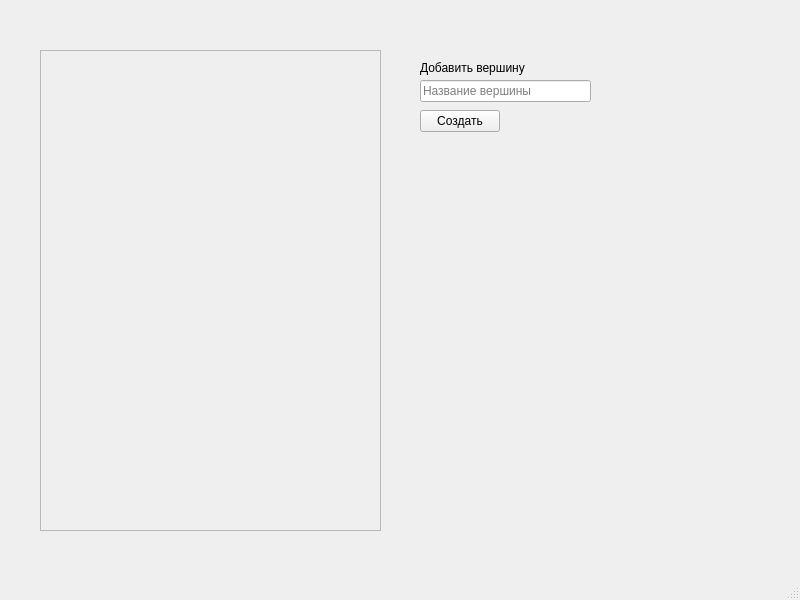
Qt form design.ui (hirdle/graph) before a commit.
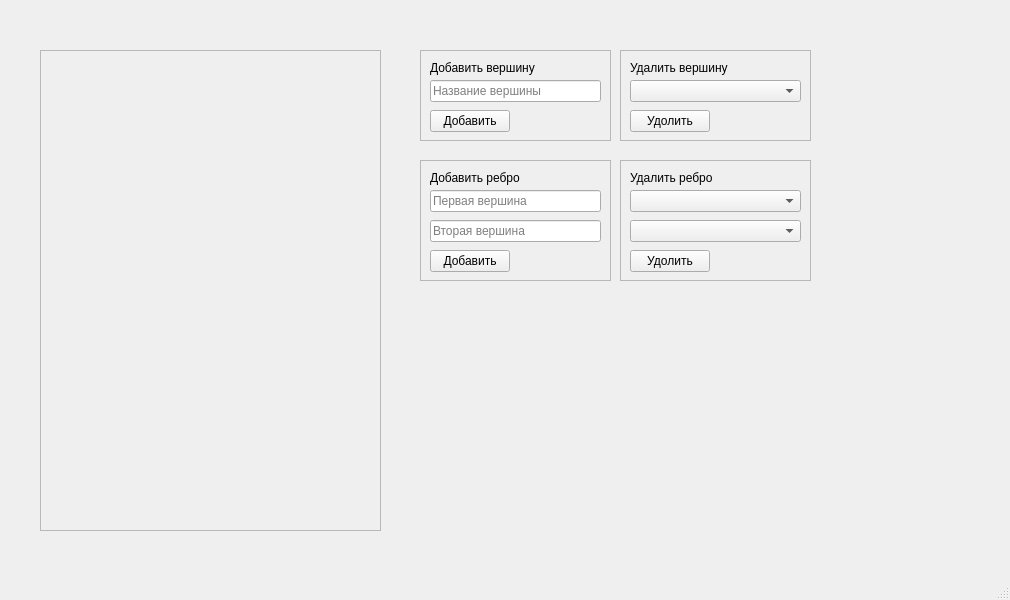
The same form after that commit.

The edit to the form file:
```diff
--- a/design.ui
+++ b/design.ui
@@ -6,7 +6,7 @@
    <rect>
     <x>0</x>
     <y>0</y>
-    <width>800</width>
+    <width>1010</width>
     <height>600</height>
    </rect>
   </property>
@@ -30,56 +30,284 @@
      <enum>QFrame::Raised</enum>
     </property>
    </widget>
-   <widget class="QLabel" name="label">
+   <widget class="QFrame" name="frame">
     <property name="geometry">
      <rect>
       <x>420</x>
-      <y>60</y>
-      <width>121</width>
-      <height>16</height>
+      <y>50</y>
+      <width>191</width>
+      <height>91</height>
      </rect>
     </property>
-    <property name="text">
-     <string>Добавить вершину</string>
+    <property name="frameShape">
+     <enum>QFrame::StyledPanel</enum>
     </property>
+    <property name="frameShadow">
+     <enum>QFrame::Raised</enum>
+    </property>
+    <widget class="QLabel" name="label">
+     <property name="geometry">
+      <rect>
+       <x>10</x>
+       <y>10</y>
+       <width>161</width>
+       <height>16</height>
+      </rect>
+     </property>
+     <property name="text">
+      <string>Добавить вершину</string>
+     </property>
+    </widget>
+    <widget class="QLineEdit" name="vertexAddInput">
+     <property name="geometry">
+      <rect>
+       <x>10</x>
+       <y>30</y>
+       <width>171</width>
+       <height>22</height>
+      </rect>
+     </property>
+     <property name="statusTip">
+      <string/>
+     </property>
+     <property name="whatsThis">
+      <string/>
+     </property>
+     <property name="inputMask">
+      <string/>
+     </property>
+     <property name="text">
+      <string/>
+     </property>
+     <property name="placeholderText">
+      <string>Название вершины</string>
+     </property>
+    </widget>
+    <widget class="QPushButton" name="vertexAddBtn">
+     <property name="geometry">
+      <rect>
+       <x>10</x>
+       <y>60</y>
+       <width>80</width>
+       <height>22</height>
+      </rect>
+     </property>
+     <property name="text">
+      <string>Добавить</string>
+     </property>
+    </widget>
    </widget>
-   <widget class="QLineEdit" name="vertexAddInput">
+   <widget class="QFrame" name="frame_2">
     <property name="geometry">
      <rect>
       <x>420</x>
-      <y>80</y>
-      <width>171</width>
-      <height>22</height>
+      <y>160</y>
+      <width>191</width>
+      <height>121</height>
      </rect>
     </property>
-    <property name="statusTip">
-     <string/>
+    <property name="frameShape">
+     <enum>QFrame::StyledPanel</enum>
     </property>
-    <property name="whatsThis">
-     <string/>
+    <property name="frameShadow">
+     <enum>QFrame::Raised</enum>
     </property>
-    <property name="inputMask">
-     <string/>
+    <widget class="QLabel" name="label_2">
+     <property name="geometry">
+      <rect>
+       <x>10</x>
+       <y>10</y>
+       <width>161</width>
+       <height>16</height>
+      </rect>
+     </property>
+     <property name="text">
+      <string>Добавить ребро</string>
+     </property>
+    </widget>
+    <widget class="QLineEdit" name="startEdgeAddInput">
+     <property name="geometry">
+      <rect>
+       <x>10</x>
+       <y>30</y>
+       <width>171</width>
+       <height>22</height>
+      </rect>
+     </property>
+     <property name="statusTip">
+      <string/>
+     </property>
+     <property name="whatsThis">
+      <string/>
+     </property>
+     <property name="inputMask">
+      <string/>
+     </property>
+     <property name="text">
+      <string/>
+     </property>
+     <property name="placeholderText">
+      <string>Первая вершина</string>
+     </property>
+    </widget>
+    <widget class="QPushButton" name="edgeAddBtn">
+     <property name="geometry">
+      <rect>
+       <x>10</x>
+       <y>90</y>
+       <width>80</width>
+       <height>22</height>
+      </rect>
+     </property>
+     <property name="text">
+      <string>Добавить</string>
+     </property>
+    </widget>
+    <widget class="QLineEdit" name="endEdgeAddInput">
+     <property name="geometry">
+      <rect>
+       <x>10</x>
+       <y>60</y>
+       <width>171</width>
+       <height>22</height>
+      </rect>
+     </property>
+     <property name="statusTip">
+      <string/>
+     </property>
+     <property name="whatsThis">
+      <string/>
+     </property>
+     <property name="inputMask">
+      <string/>
+     </property>
+     <property name="text">
+      <string/>
+     </property>
+     <property name="placeholderText">
+      <string>Вторая вершина</string>
+     </property>
+    </widget>
+   </widget>
+   <widget class="QFrame" name="frame_3">
+    <property name="geometry">
+     <rect>
+      <x>620</x>
+      <y>50</y>
+      <width>191</width>
+      <height>91</height>
+     </rect>
     </property>
-    <property name="text">
-     <string/>
+    <property name="frameShape">
+     <enum>QFrame::StyledPanel</enum>
     </property>
-    <property name="placeholderText">
-     <string>Название вершины</string>
+    <property name="frameShadow">
+     <enum>QFrame::Raised</enum>
     </property>
+    <widget class="QLabel" name="label_3">
+     <property name="geometry">
+      <rect>
+       <x>10</x>
+       <y>10</y>
+       <width>161</width>
+       <height>16</height>
+      </rect>
+     </property>
+     <property name="text">
+      <string>Удалить вершину</string>
+     </property>
+    </widget>
+    <widget class="QPushButton" name="vertexDeleteBtn">
+     <property name="geometry">
+      <rect>
+       <x>10</x>
+       <y>60</y>
+       <width>80</width>
+       <height>22</height>
+      </rect>
+     </property>
+     <property name="text">
+      <string>Удолить</string>
+     </property>
+    </widget>
+    <widget class="QComboBox" name="deleteVertexSelect">
+     <property name="geometry">
+      <rect>
+       <x>10</x>
+       <y>30</y>
+       <width>171</width>
+       <height>22</height>
+      </rect>
+     </property>
+    </widget>
    </widget>
-   <widget class="QPushButton" name="vertexAddBtn">
+   <widget class="QFrame" name="frame_4">
     <property name="geometry">
      <rect>
-      <x>420</x>
-      <y>110</y>
-      <width>80</width>
-      <height>22</height>
+      <x>620</x>
+      <y>160</y>
+      <width>191</width>
+      <height>121</height>
      </rect>
     </property>
-    <property name="text">
-     <string>Создать</string>
+    <property name="frameShape">
+     <enum>QFrame::StyledPanel</enum>
     </property>
+    <property name="frameShadow">
+     <enum>QFrame::Raised</enum>
+    </property>
+    <widget class="QLabel" name="label_4">
+     <property name="geometry">
+      <rect>
+       <x>10</x>
+       <y>10</y>
+       <width>161</width>
+       <height>16</height>
+      </rect>
+     </property>
+     <property name="text">
+      <string>Удалить ребро</string>
+     </property>
+    </widget>
+    <widget class="QPushButton" name="edgeDeleteBtn">
+     <property name="geometry">
+      <rect>
+       <x>10</x>
+       <y>90</y>
+       <width>80</width>
+       <height>22</height>
+      </rect>
+     </property>
+     <property name="text">
+      <string>Удолить</string>
+     </property>
+    </widget>
+    <widget class="QComboBox" name="deleteStartEdgeSelect">
+     <property name="geometry">
+      <rect>
+       <x>10</x>
+       <y>30</y>
+       <width>171</width>
+       <height>22</height>
+      </rect>
+     </property>
+     <property name="placeholderText">
+      <string>Первая вершина</string>
+     </property>
+    </widget>
+    <widget class="QComboBox" name="deleteEndEdgeSelect">
+     <property name="geometry">
+      <rect>
+       <x>10</x>
+       <y>60</y>
+       <width>171</width>
+       <height>22</height>
+      </rect>
+     </property>
+     <property name="placeholderText">
+      <string>Вторая вершина</string>
+     </property>
+    </widget>
    </widget>
   </widget>
   <widget class="QStatusBar" name="statusbar"/>
```
